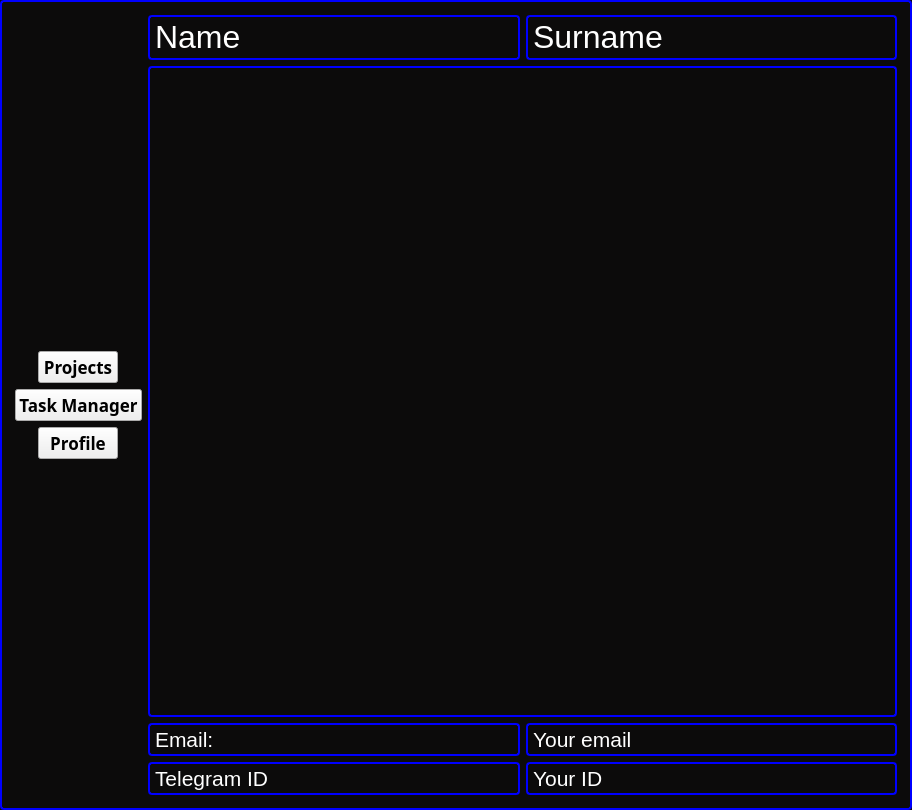
Above: ui/MainWindowProfile.ui from kiozet/TaskManagerWithAI before the change. Below: the same form after it.
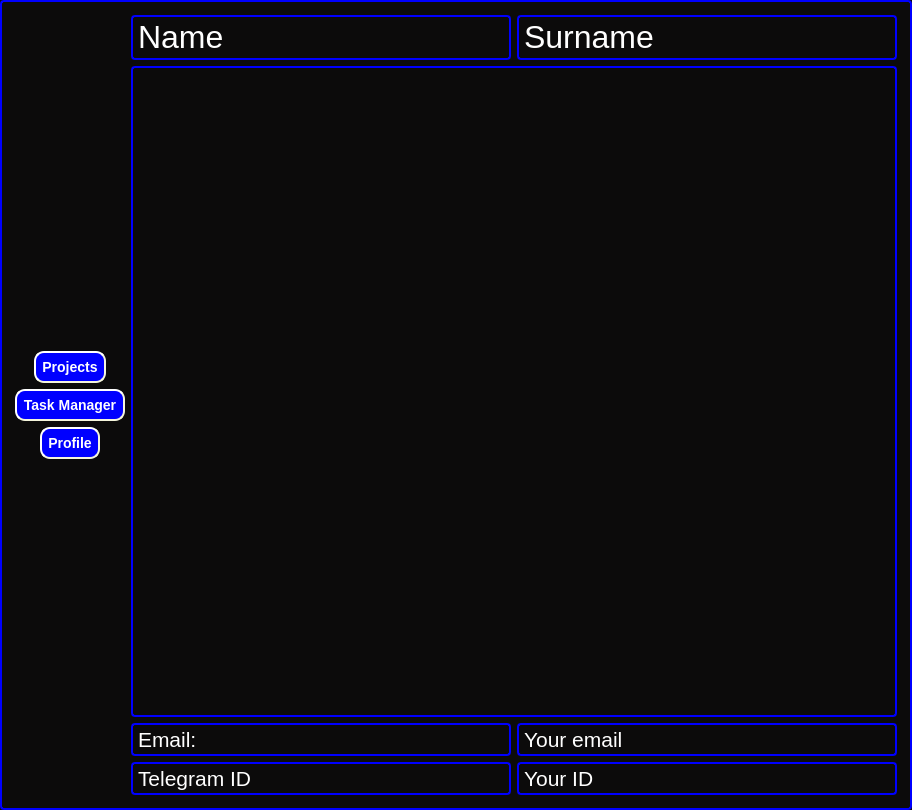
That is the form after the change.

Commit message: ULTRA ABSOLUTE DESIGNING LEFT MENU IN MainWindowProfile

What changed in the file:
```diff
--- a/ui/MainWindowProfile.ui
+++ b/ui/MainWindowProfile.ui
@@ -74,17 +74,28 @@
        </property>
        <property name="font">
         <font>
-         <family>.SF Soft Numeric</family>
-         <pointsize>13</pointsize>
+         <pointsize>-1</pointsize>
          <weight>75</weight>
          <italic>false</italic>
          <bold>true</bold>
-         <stylestrategy>PreferDefault</stylestrategy>
         </font>
        </property>
        <property name="layoutDirection">
         <enum>Qt::LeftToRight</enum>
        </property>
+       <property name="styleSheet">
+        <string notr="true">QPushButton {
+    background-color: blue;
+    border-style: outset;
+    border-width: 2px;
+    border-radius: 10px;
+    border-color: beige;
+    font: bold 14px;
+    min-width: 10em;
+    padding: 6px;
+	color: white;
+}</string>
+       </property>
        <property name="text">
         <string>Projects</string>
        </property>
@@ -109,17 +120,28 @@
        </property>
        <property name="font">
         <font>
-         <family>.SF Soft Numeric</family>
-         <pointsize>13</pointsize>
+         <pointsize>-1</pointsize>
          <weight>75</weight>
          <italic>false</italic>
          <bold>true</bold>
-         <stylestrategy>PreferDefault</stylestrategy>
         </font>
        </property>
        <property name="layoutDirection">
         <enum>Qt::LeftToRight</enum>
        </property>
+       <property name="styleSheet">
+        <string notr="true">QPushButton {
+    background-color: blue;
+    border-style: outset;
+    border-width: 2px;
+    border-radius: 10px;
+    border-color: beige;
+    font: bold 14px;
+    min-width: 10em;
+    padding: 6px;
+	color: white;
+}</string>
+       </property>
        <property name="text">
         <string>Task Manager</string>
        </property>
@@ -141,17 +163,28 @@
        </property>
        <property name="font">
         <font>
-         <family>.SF Soft Numeric</family>
-         <pointsize>13</pointsize>
+         <pointsize>-1</pointsize>
          <weight>75</weight>
          <italic>false</italic>
          <bold>true</bold>
-         <stylestrategy>PreferDefault</stylestrategy>
         </font>
        </property>
        <property name="layoutDirection">
         <enum>Qt::LeftToRight</enum>
        </property>
+       <property name="styleSheet">
+        <string notr="true">QPushButton {
+    background-color: blue;
+    border-style: outset;
+    border-width: 2px;
+    border-radius: 10px;
+    border-color: beige;
+    font: bold 14px;
+    min-width: 10em;
+    padding: 6px;
+	color: white;
+}</string>
+       </property>
        <property name="text">
         <string>Profile</string>
        </property>
```
